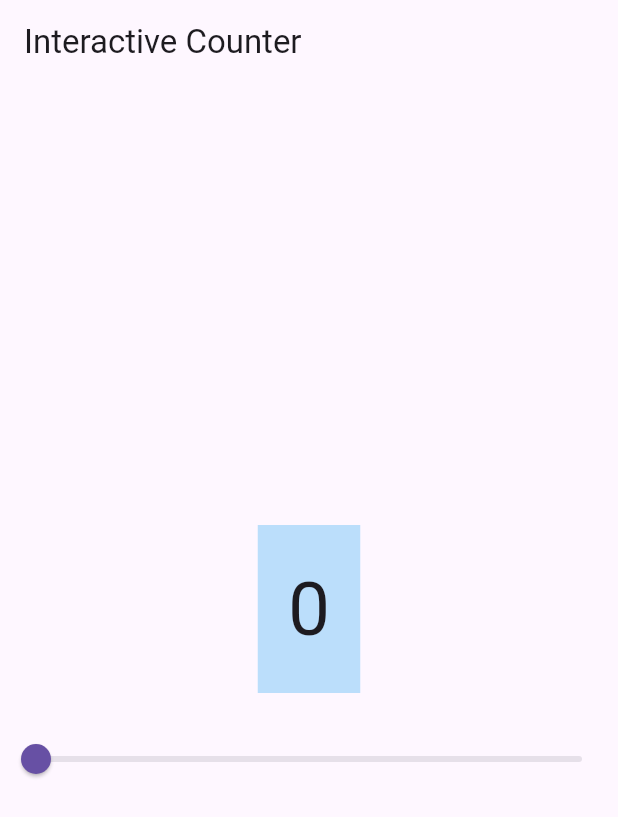
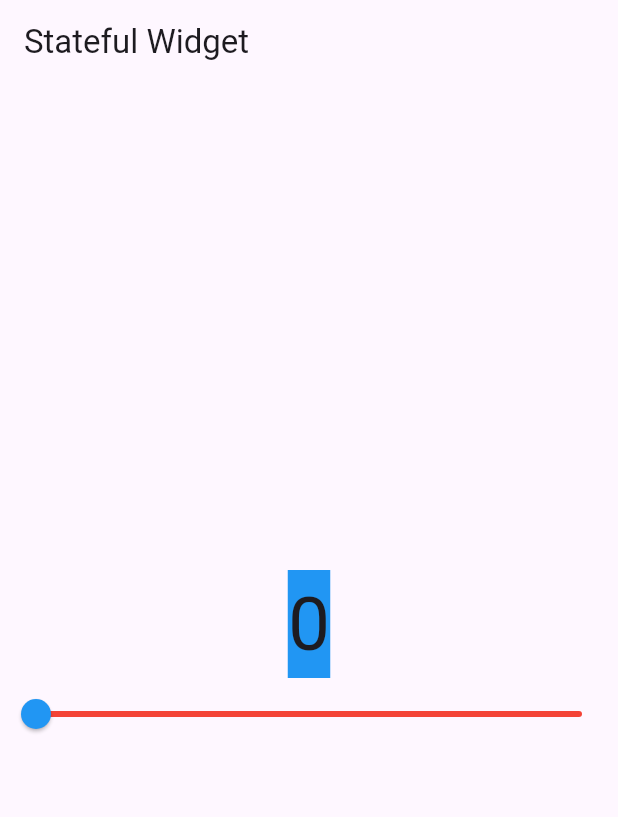
Before and after one commit to hien-dao/MobAppDev_Inclass04, a Flutter app: the screen it shows after launch, on a phone screen of 412 x 824 dp. Shown: the top 817 px of the screen. Run offline on Flutter 3.47's test engine with Material 3 defaults, Android fonts, the phone set to English and light mode, and no system bars.

Commit message:
Replace starter code

```diff
--- a/lib/main.dart
+++ b/lib/main.dart
@@ -5,11 +5,16 @@ void main() => runApp(MyApp());
 class MyApp extends StatelessWidget {
   const MyApp({super.key});
 
+  // This widget is the root of your application.
   @override
   Widget build(BuildContext context) {
     return MaterialApp(
-      title: 'Stateful Lab',
-      theme: ThemeData(primarySwatch: Colors.blue),
+      // Application name
+      title: 'Stateful Widget',
+      theme: ThemeData(
+        primarySwatch: Colors.blue,
+      ),
+      // A widget that will be started on the application startup
       home: CounterWidget(),
     );
   }
@@ -21,35 +26,39 @@ class CounterWidget extends StatefulWidget {
 }
 
 class _CounterWidgetState extends State<CounterWidget> {
-  int _counter = 0; // This is our STATE
+  //initial counter value
+  int _counter = 0;
 
   @override
   Widget build(BuildContext context) {
     return Scaffold(
-      appBar: AppBar(title: Text('Interactive Counter')),
+      appBar: AppBar(
+        title: const Text('Stateful Widget'),
+      ),
       body: Column(
         mainAxisAlignment: MainAxisAlignment.center,
         children: [
           Center(
             child: Container(
-              color: Colors.blue.shade100,
-              padding: EdgeInsets.all(20),
+              color: Colors.blue,
               child: Text(
+                //displays the current number
                 '$_counter',
                 style: TextStyle(fontSize: 50.0),
               ),
             ),
           ),
-          SizedBox(height: 20),
           Slider(
-            min: 0, max: 100,
+            min: 0,
+            max: 100,
             value: _counter.toDouble(),
             onChanged: (double value) {
-              // 👇 This triggers the UI rebuild
               setState(() {
                 _counter = value.toInt();
               });
             },
+            activeColor: Colors.blue,
+            inactiveColor: Colors.red,
           ),
         ],
       ),
```
